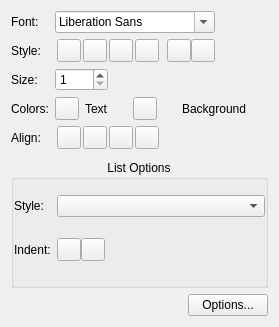
Old version of the form plugins/textshape/dialogs/SimpleStyleWidget_2.ui in the repository KDE/krita.
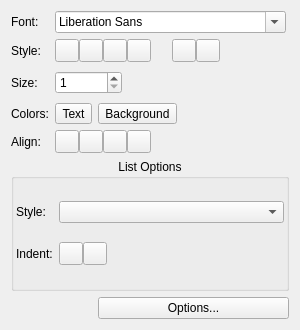
New version of the form.

Commit message: * fix layout issues in the text docker * renaming an attribute in TextTool

```diff
--- a/plugins/textshape/dialogs/SimpleStyleWidget_2.ui
+++ b/plugins/textshape/dialogs/SimpleStyleWidget_2.ui
@@ -5,36 +5,43 @@
    <rect>
     <x>0</x>
     <y>0</y>
-    <width>279</width>
-    <height>327</height>
+    <width>300</width>
+    <height>330</height>
    </rect>
   </property>
   <property name="sizePolicy" >
-   <sizepolicy vsizetype="Preferred" hsizetype="Preferred" >
+   <sizepolicy vsizetype="MinimumExpanding" hsizetype="Maximum" >
     <horstretch>0</horstretch>
     <verstretch>0</verstretch>
    </sizepolicy>
   </property>
-  <layout class="QGridLayout" >
-   <item row="0" column="0" colspan="2" >
-    <layout class="QGridLayout" >
-     <property name="bottomMargin" >
-      <number>5</number>
+  <property name="minimumSize" >
+   <size>
+    <width>250</width>
+    <height>0</height>
+   </size>
+  </property>
+  <property name="maximumSize" >
+   <size>
+    <width>300</width>
+    <height>16777215</height>
+   </size>
+  </property>
+  <layout class="QGridLayout" name="gridLayout_2" >
+   <property name="sizeConstraint" >
+    <enum>QLayout::SetMaximumSize</enum>
      </property>
      <item row="0" column="0" >
       <widget class="QLabel" name="fontLabel" >
        <property name="text" >
         <string>Font:</string>
        </property>
-       <property name="buddy" >
-        <cstring>fontComboBox</cstring>
-       </property>
-      </widget>
-     </item>
-     <item row="0" column="1" colspan="3" >
+    </widget>
+   </item>
+   <item row="0" column="1" colspan="4" >
       <widget class="QFontComboBox" name="fontComboBox" >
        <property name="sizePolicy" >
-        <sizepolicy vsizetype="Fixed" hsizetype="Ignored" >
+      <sizepolicy vsizetype="Fixed" hsizetype="Maximum" >
          <horstretch>0</horstretch>
          <verstretch>0</verstretch>
         </sizepolicy>
@@ -46,80 +53,8 @@
        <property name="text" >
         <string>Style:</string>
        </property>
-       <property name="buddy" >
-        <cstring>bold</cstring>
-       </property>
-      </widget>
-     </item>
-     <item row="1" column="1" colspan="2" >
-      <layout class="QHBoxLayout" >
-       <property name="spacing" >
-        <number>0</number>
-       </property>
-       <item>
-        <widget class="QToolButton" name="bold" >
-         <property name="text" >
-          <string/>
-         </property>
-        </widget>
-       </item>
-       <item>
-        <widget class="QToolButton" name="italic" >
-         <property name="text" >
-          <string/>
-         </property>
-        </widget>
-       </item>
-       <item>
-        <widget class="QToolButton" name="underline" >
-         <property name="text" >
-          <string/>
-         </property>
-        </widget>
-       </item>
-       <item>
-        <widget class="QToolButton" name="strikeOut" >
-         <property name="text" >
-          <string/>
-         </property>
-        </widget>
-       </item>
-      </layout>
-     </item>
-     <item row="1" column="3" >
-      <layout class="QHBoxLayout" >
-       <property name="spacing" >
-        <number>0</number>
-       </property>
-       <item>
-        <widget class="QToolButton" name="subscript" >
-         <property name="text" >
-          <string/>
-         </property>
-        </widget>
-       </item>
-       <item>
-        <widget class="QToolButton" name="superscript" >
-         <property name="text" >
-          <string/>
-         </property>
-        </widget>
-       </item>
-      </layout>
-     </item>
-     <item row="1" column="4" >
-      <spacer>
-       <property name="orientation" >
-        <enum>Qt::Horizontal</enum>
-       </property>
-       <property name="sizeHint" >
-        <size>
-         <width>16</width>
-         <height>20</height>
-        </size>
-       </property>
-      </spacer>
-     </item>
+    </widget>
+   </item>
      <item row="2" column="0" >
       <widget class="QLabel" name="sizeLabel" >
        <property name="text" >
@@ -130,7 +65,7 @@
        </property>
       </widget>
      </item>
-     <item row="2" column="1" >
+   <item row="2" column="1" colspan="2" >
       <widget class="QSpinBox" name="sizeSpinBox" >
        <property name="minimum" >
         <number>1</number>
@@ -140,15 +75,15 @@
        </property>
       </widget>
      </item>
-     <item row="2" column="2" >
+   <item row="2" column="3" colspan="2" >
       <spacer>
        <property name="orientation" >
         <enum>Qt::Horizontal</enum>
        </property>
-       <property name="sizeHint" >
+     <property name="sizeHint" stdset="0" >
         <size>
-         <width>29</width>
-         <height>20</height>
+       <width>142</width>
+       <height>29</height>
         </size>
        </property>
       </spacer>
@@ -164,58 +99,18 @@
       </widget>
      </item>
      <item row="3" column="1" >
-      <layout class="QHBoxLayout" >
-       <item>
         <widget class="QToolButton" name="textColor" >
          <property name="text" >
-          <string/>
-         </property>
-        </widget>
-       </item>
-       <item>
-        <widget class="QLabel" name="label_4" >
-         <property name="sizePolicy" >
-          <sizepolicy vsizetype="Preferred" hsizetype="Fixed" >
-           <horstretch>0</horstretch>
-           <verstretch>0</verstretch>
-          </sizepolicy>
-         </property>
-         <property name="text" >
           <string>Text</string>
          </property>
-         <property name="buddy" >
-          <cstring>textColor</cstring>
-         </property>
-        </widget>
-       </item>
-      </layout>
+    </widget>
      </item>
      <item row="3" column="2" colspan="3" >
-      <layout class="QHBoxLayout" >
-       <item>
         <widget class="QToolButton" name="backgroundColor" >
          <property name="text" >
-          <string/>
-         </property>
-        </widget>
-       </item>
-       <item>
-        <widget class="QLabel" name="label_5" >
-         <property name="sizePolicy" >
-          <sizepolicy vsizetype="Preferred" hsizetype="Fixed" >
-           <horstretch>0</horstretch>
-           <verstretch>0</verstretch>
-          </sizepolicy>
-         </property>
-         <property name="text" >
           <string>Background</string>
          </property>
-         <property name="buddy" >
-          <cstring>backgroundColor</cstring>
-         </property>
-        </widget>
-       </item>
-      </layout>
+    </widget>
      </item>
      <item row="4" column="0" >
       <widget class="QLabel" name="label_7" >
@@ -227,7 +122,7 @@
        </property>
       </widget>
      </item>
-     <item row="4" column="1" colspan="2" >
+   <item row="4" column="1" colspan="3" >
       <layout class="QHBoxLayout" >
        <property name="spacing" >
         <number>0</number>
@@ -258,12 +153,12 @@
        </item>
       </layout>
      </item>
-     <item row="4" column="3" >
+   <item row="4" column="4" >
       <spacer>
        <property name="orientation" >
         <enum>Qt::Horizontal</enum>
        </property>
-       <property name="sizeHint" >
+     <property name="sizeHint" stdset="0" >
         <size>
          <width>40</width>
          <height>20</height>
@@ -271,10 +166,14 @@
        </property>
       </spacer>
      </item>
-    </layout>
-   </item>
-   <item row="1" column="0" colspan="2" >
+   <item row="5" column="0" colspan="5" >
     <widget class="QGroupBox" name="groupBox" >
+     <property name="sizePolicy" >
+      <sizepolicy vsizetype="Minimum" hsizetype="Preferred" >
+       <horstretch>0</horstretch>
+       <verstretch>0</verstretch>
+      </sizepolicy>
+     </property>
      <property name="title" >
       <string>List Options</string>
      </property>
@@ -284,16 +183,34 @@
      <property name="flat" >
       <bool>true</bool>
      </property>
-     <layout class="QGridLayout" >
+     <layout class="QGridLayout" name="gridLayout" >
       <property name="leftMargin" >
-       <number>0</number>
-      </property>
-      <property name="topMargin" >
-       <number>0</number>
+       <number>2</number>
       </property>
       <property name="rightMargin" >
+       <number>2</number>
+      </property>
+      <item row="1" column="1" >
+       <layout class="QHBoxLayout" >
+        <property name="spacing" >
        <number>0</number>
       </property>
+        <item>
+         <widget class="QToolButton" name="decreaseIndent" >
+          <property name="autoRaise" >
+           <bool>false</bool>
+          </property>
+         </widget>
+        </item>
+        <item>
+         <widget class="QToolButton" name="increaseIndent" >
+          <property name="autoRaise" >
+           <bool>false</bool>
+          </property>
+         </widget>
+        </item>
+       </layout>
+      </item>
       <item row="0" column="0" >
        <widget class="QLabel" name="label_3" >
         <property name="text" >
@@ -304,13 +221,6 @@
         </property>
        </widget>
       </item>
-      <item row="0" column="1" colspan="2" >
-       <widget class="QComboBox" name="listType" >
-        <property name="maxVisibleItems" >
-         <number>15</number>
-        </property>
-       </widget>
-      </item>
       <item row="1" column="0" >
        <widget class="QLabel" name="label_6" >
         <property name="text" >
@@ -321,33 +231,12 @@
         </property>
        </widget>
       </item>
-      <item row="1" column="1" >
-       <layout class="QHBoxLayout" >
-        <property name="spacing" >
-         <number>0</number>
-        </property>
-        <item>
-         <widget class="QToolButton" name="decreaseIndent" >
-          <property name="autoRaise" >
-           <bool>false</bool>
-          </property>
-         </widget>
-        </item>
-        <item>
-         <widget class="QToolButton" name="increaseIndent" >
-          <property name="autoRaise" >
-           <bool>false</bool>
-          </property>
-         </widget>
-        </item>
-       </layout>
-      </item>
       <item row="1" column="2" >
        <spacer>
         <property name="orientation" >
          <enum>Qt::Horizontal</enum>
         </property>
-        <property name="sizeHint" >
+        <property name="sizeHint" stdset="0" >
          <size>
           <width>61</width>
           <height>20</height>
@@ -355,15 +244,22 @@
         </property>
        </spacer>
       </item>
+      <item row="0" column="1" colspan="2" >
+       <widget class="QComboBox" name="listType" >
+        <property name="maxVisibleItems" >
+         <number>15</number>
+        </property>
+       </widget>
+      </item>
      </layout>
     </widget>
    </item>
-   <item row="2" column="0" >
+   <item row="6" column="0" colspan="2" >
     <spacer>
      <property name="orientation" >
       <enum>Qt::Horizontal</enum>
      </property>
-     <property name="sizeHint" >
+     <property name="sizeHint" stdset="0" >
       <size>
        <width>91</width>
        <height>20</height>
@@ -371,13 +267,85 @@
      </property>
     </spacer>
    </item>
-   <item row="2" column="1" >
+   <item row="6" column="2" colspan="3" >
     <widget class="QPushButton" name="optionsButton" >
      <property name="text" >
       <string>Options...</string>
      </property>
     </widget>
    </item>
+   <item row="1" column="1" colspan="3" >
+    <layout class="QHBoxLayout" name="horizontalLayout" >
+     <property name="spacing" >
+      <number>0</number>
+     </property>
+     <item>
+      <widget class="QToolButton" name="bold" >
+       <property name="text" >
+        <string/>
+       </property>
+      </widget>
+     </item>
+     <item>
+      <widget class="QToolButton" name="italic" >
+       <property name="text" >
+        <string/>
+       </property>
+      </widget>
+     </item>
+     <item>
+      <widget class="QToolButton" name="strikeOut" >
+       <property name="text" >
+        <string/>
+       </property>
+      </widget>
+     </item>
+     <item>
+      <widget class="QToolButton" name="underline" >
+       <property name="text" >
+        <string/>
+       </property>
+      </widget>
+     </item>
+    </layout>
+   </item>
+   <item row="1" column="4" >
+    <layout class="QHBoxLayout" name="horizontalLayout_2" >
+     <property name="spacing" >
+      <number>0</number>
+     </property>
+     <property name="leftMargin" >
+      <number>15</number>
+     </property>
+     <item>
+      <widget class="QToolButton" name="superscript" >
+       <property name="text" >
+        <string/>
+       </property>
+      </widget>
+     </item>
+     <item>
+      <widget class="QToolButton" name="subscript" >
+       <property name="text" >
+        <string/>
+       </property>
+      </widget>
+     </item>
+     <item>
+      <spacer name="horizontalSpacer" >
+       <property name="orientation" >
+        <enum>Qt::Horizontal</enum>
+       </property>
+       <property name="sizeHint" stdset="0" >
+        <size>
+         <width>40</width>
+         <height>20</height>
+        </size>
+       </property>
+      </spacer>
+     </item>
+    </layout>
+   </item>
   </layout>
  </widget>
  <resources/>
```
Left out of the diff: 4 changed lines with no effect on the pictures. Lines whose indentation alone changed are shown as unchanged. The commit also changes 3 other files.
